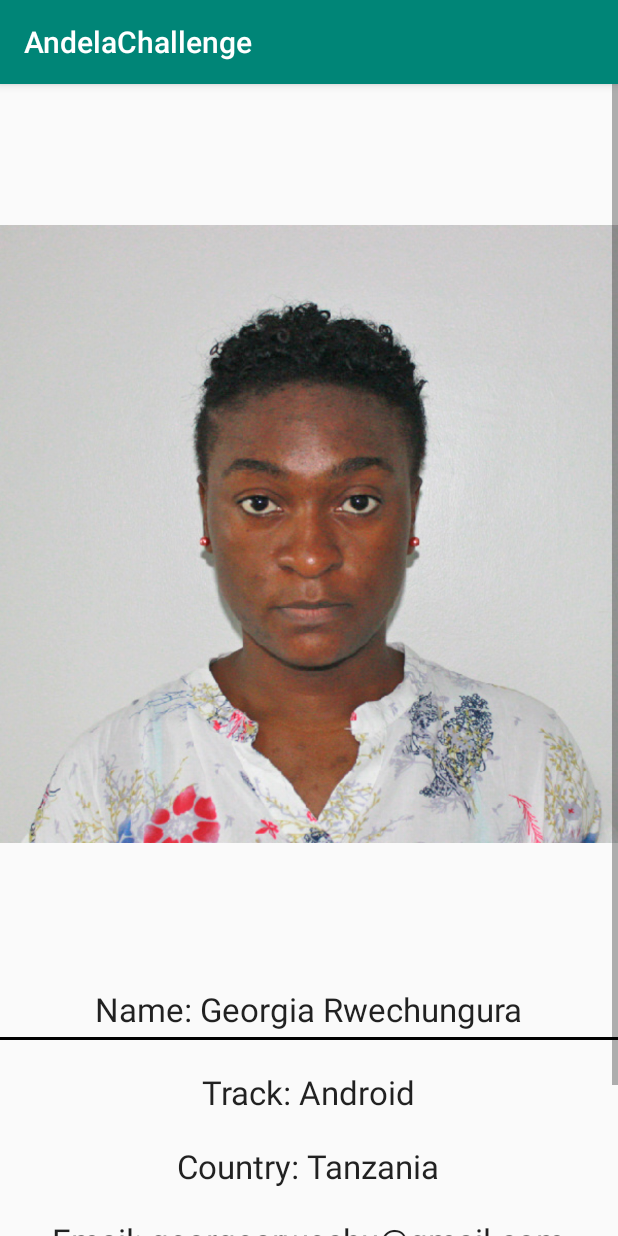
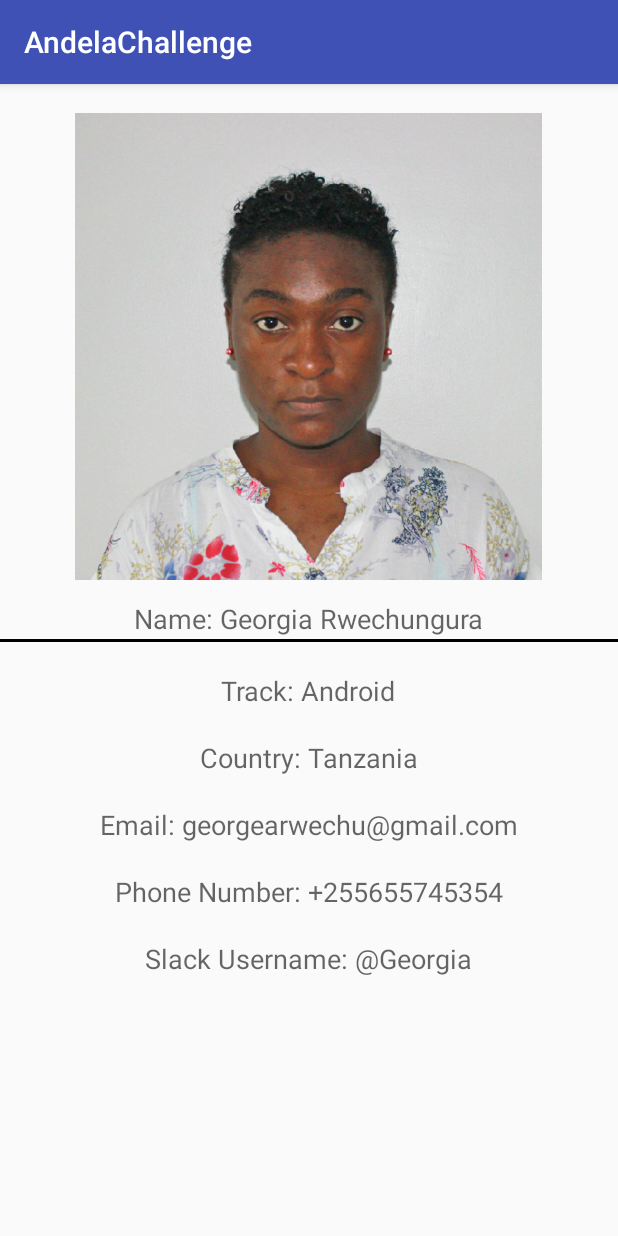
Before and after one commit to GeorgiaRwechungura/AndelaChallenge, an Android app: the Myprofile screen opened directly, with no data from a screen before it, on a phone screen of 412 x 824 dp. Run offline under Robolectric (Android 15) with nearby library versions, the phone set to English and light mode, and no system bars; libraries missing offline, so code that uses them is left out: com.mikhaellopez.circularimageview.

Commit message:
layout fix

```diff
--- a/app/src/main/res/layout/activity_main.xml
+++ b/app/src/main/res/layout/activity_main.xml
@@ -34,6 +34,8 @@
             android:layout_gravity="center"
             android:onClick="aboutAlc"
             android:layout_marginTop="50dp"
+            android:textColor="#fff"
+            android:background="@color/colorPrimary"
             />
 
         <Button
@@ -43,6 +45,8 @@
             android:layout_gravity="center"
             android:onClick="myProfile"
             android:text="@string/my_profile"
+            android:background="@color/colorPrimary"
+            android:textColor="#fff"
             android:layout_marginTop="100dp"/>
 
 
--- a/app/src/main/res/layout/activity_myprofile.xml
+++ b/app/src/main/res/layout/activity_myprofile.xml
@@ -11,58 +11,61 @@
         android:orientation="vertical"
         >
 
-<android.support.v7.widget.AppCompatImageView
-    android:layout_height="wrap_content"
-    android:layout_width="wrap_content"
-    android:src="@drawable/pic"/>
+        <android.support.v7.widget.AppCompatImageView
+            android:layout_width="342dp"
+            android:layout_height="334dp"
+            android:paddingLeft="15dp"
+            android:paddingTop="15dp"
+            android:paddingRight="15dp"
+            android:src="@drawable/pic" />
 
         <TextView
             android:layout_width="wrap_content"
             android:layout_height="wrap_content"
             android:text="@string/my_name"
             android:layout_gravity="center"
-            android:layout_marginTop="2dp"
-            android:textAppearance="@style/TextAppearance.AppCompat.Large"/>
+            android:layout_marginTop="10dp"
+            android:textAppearance="@style/TextAppearance.AppCompat.Medium"/>
 
         <TextView
             android:layout_width="fill_parent"
             android:layout_height="2dp"
             android:layout_gravity="center"
             android:background="#000"
-            android:layout_marginTop="4dp"
-            android:textAppearance="@style/TextAppearance.AppCompat.Large"/>
+            android:layout_marginTop="1dp"
+            android:textAppearance="@style/TextAppearance.AppCompat.Medium"/>
 
         <TextView
             android:layout_width="wrap_content"
             android:layout_height="wrap_content"
-            android:textAppearance="@style/TextAppearance.AppCompat.Large"
+            android:textAppearance="@style/TextAppearance.AppCompat.Medium"
             android:text="@string/track"
             android:layout_marginTop="20dp"/>
 
         <TextView
             android:layout_width="wrap_content"
             android:layout_height="wrap_content"
-            android:textAppearance="@style/TextAppearance.AppCompat.Large"
+            android:textAppearance="@style/TextAppearance.AppCompat.Medium"
             android:text="@string/country"
             android:layout_marginTop="20dp"/>
         <TextView
             android:layout_width="wrap_content"
             android:layout_height="wrap_content"
-            android:textAppearance="@style/TextAppearance.AppCompat.Large"
+            android:textAppearance="@style/TextAppearance.AppCompat.Medium"
             android:text="@string/emil"
             android:layout_marginTop="20dp"/>
 
         <TextView
             android:layout_width="wrap_content"
             android:layout_height="wrap_content"
-            android:textAppearance="@style/TextAppearance.AppCompat.Large"
+            android:textAppearance="@style/TextAppearance.AppCompat.Medium"
             android:text="@string/phone_number"
             android:layout_marginTop="20dp"/>
 
         <TextView
             android:layout_width="wrap_content"
             android:layout_height="wrap_content"
-            android:textAppearance="@style/TextAppearance.AppCompat.Large"
+            android:textAppearance="@style/TextAppearance.AppCompat.Medium"
             android:text="@string/slack_username"
             android:layout_marginTop="20dp"/>
 
--- a/app/src/main/res/values/colors.xml
+++ b/app/src/main/res/values/colors.xml
@@ -1,6 +1,6 @@
 <?xml version="1.0" encoding="utf-8"?>
 <resources>
-    <color name="colorPrimary">#008577</color>
+    <color name="colorPrimary">#3F51B5</color>
     <color name="colorPrimaryDark">#00574B</color>
     <color name="colorAccent">#D81B60</color>
 </resources>
```
